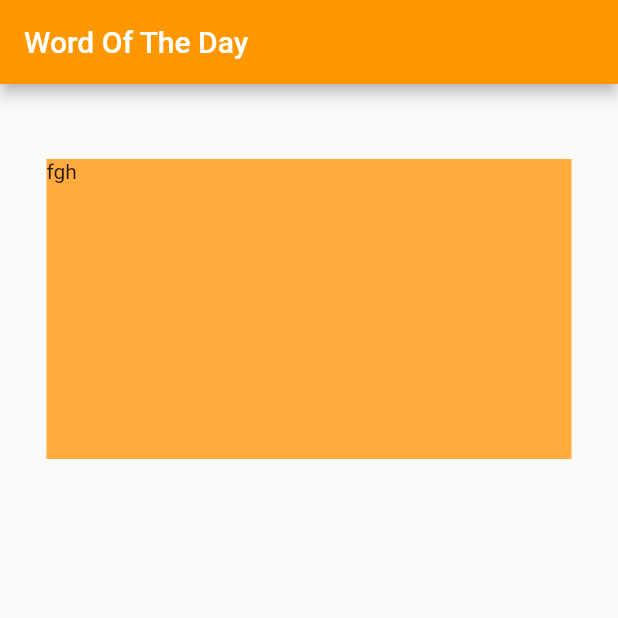
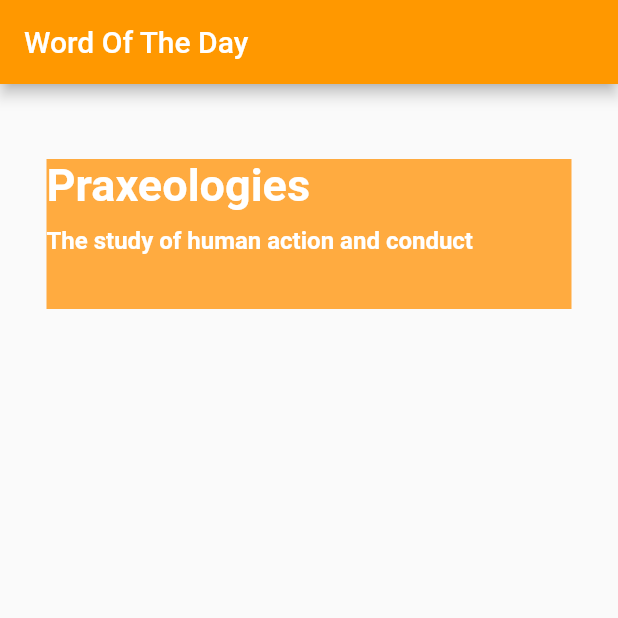
Before and after one commit to RangerVinven/Word-Of-The-Day-App, a Flutter app: the screen it shows after launch, on a phone screen of 412 x 824 dp, the top half of it. Run offline on Flutter 3.47's test engine with Material 2 defaults, Android fonts, the phone set to English and light mode, and no system bars.

Commit message:
Added a minheight to the word box

```diff
--- a/lib/main.dart
+++ b/lib/main.dart
@@ -19,13 +19,36 @@ class HomePage extends StatelessWidget {
         body: Column(
           crossAxisAlignment: CrossAxisAlignment.center,
           children: [
-            SizedBox(width: double.infinity, height: 50),
+            const SizedBox(width: double.infinity, height: 50),
             Container(
+              constraints: BoxConstraints(
+                minHeight: 100,
+              ),
+              width: 350,
               color: Colors.orangeAccent,
-              height: 200,
-              width: 350,
-              child: const Text("fgh")
-            )
+              child: Column(
+                crossAxisAlignment: CrossAxisAlignment.start,
+                children: const [
+                  Text(
+                    "Praxeologies",
+                    style: TextStyle(
+                      color: Colors.white,
+                      fontSize: 30,
+                      fontWeight: FontWeight.bold
+                    ),
+                  ),
+                  SizedBox(height: 10),
+                  Text(
+                    "The study of human action and conduct",
+                    style: TextStyle(
+                      color: Colors.white,
+                      fontSize: 16,
+                      fontWeight: FontWeight.bold
+                    ),
+                  )
+                ],
+              )
+            ),
           ],
         )
       ),
```
